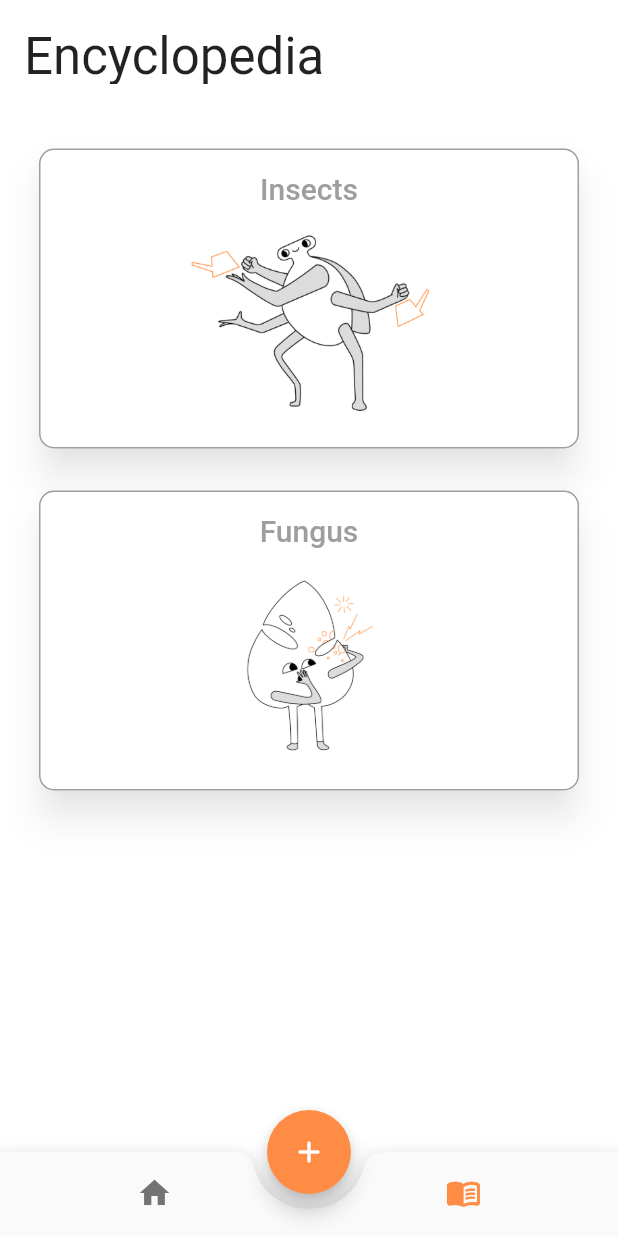
After one commit to stefano-u/gardenhacks2021, a Flutter app: the MainPageWidget screen opened directly, item 2 of the bottom bar chosen, on a phone screen of 412 x 824 dp. The commit adds this screen. Run offline on Flutter 3.47's test engine with Material 2 defaults, Android fonts, the phone set to English and light mode, and no system bars; our stand-ins replace camera, carousel_slider, flutter_dotenv, google_fonts, hooks_riverpod, material_floating_search_bar and 2 more; missing offline and left inert: flutter_overlay_loader.

Commit message:
Moved pieces into different components

```diff
--- /dev/null
+++ b/lib/pages/encyclopedia_page.dart
@@ -0,0 +1,47 @@
+import 'package:flutter/material.dart';
+import 'package:flutterinit/components/custom_square_button.dart';
+import 'package:flutterinit/constants.dart';
+import 'package:flutterinit/pages/web_view_page.dart';
+
+class EncyclopediaPage extends StatefulWidget {
+  const EncyclopediaPage({Key? key}) : super(key: key);
+
+  @override
+  _EncyclopediaPageState createState() => _EncyclopediaPageState();
+}
+
+class _EncyclopediaPageState extends State<EncyclopediaPage> {
+  void openWebViewPage() async {
+    await Navigator.push(
+      context,
+      MaterialPageRoute(
+        builder: (context) => WebViewPageWidget(),
+      ),
+    );
+  }
+
+  @override
+  Widget build(BuildContext context) {
+    return ListView(
+      padding: EdgeInsets.zero,
+      children: <Widget>[
+        ListTile(
+          title: CustomSquareButton(
+            onPressed: openWebViewPage,
+            label: 'Insects',
+            image: ImageFiles.insect,
+            url: 1,
+          ),
+        ),
+        ListTile(
+          title: CustomSquareButton(
+            onPressed: openWebViewPage,
+            label: 'Fungus',
+            image: ImageFiles.leaf,
+            url: 2,
+          ),
+        )
+      ],
+    );
+  }
+}
--- a/lib/pages/main_page.dart
+++ b/lib/pages/main_page.dart
@@ -1,11 +1,9 @@
 import 'package:camera/camera.dart';
 import 'package:flutter/material.dart';
-import 'package:flutterinit/components/add_button.dart';
-import 'package:flutterinit/components/empty_home_page.dart';
+import 'package:flutterinit/pages/empty_home_page.dart';
 import 'package:flutterinit/pages/camera_page.dart';
+import 'package:flutterinit/pages/encyclopedia_page.dart';
 import 'package:flutterinit/pages/plant_search_page.dart';
-import 'package:flutterinit/pages/web_view_page.dart';
-import 'package:flutterinit/components/custom_square_button.dart';
 import '../constants.dart';
 
 class MainPageWidget extends StatefulWidget {
@@ -14,14 +12,7 @@ class MainPageWidget extends StatefulWidget {
 }
 
 class _HomePageState extends State<MainPageWidget> {
-  void openWebViewPage() async {
-    await Navigator.push(
-      context,
-      MaterialPageRoute(
-        builder: (context) => WebViewPageWidget(),
-      ),
-    );
-  }
+  int _currentNavBarIndex = 0;
 
   void onAddPressed(BuildContext context) async {
     await Navigator.push(
@@ -45,6 +36,28 @@ class _HomePageState extends State<MainPageWidget> {
     );
   }
 
+  Widget setBody() {
+    switch (_currentNavBarIndex) {
+      case 0:
+        return EmptyHomePage();
+      case 1:
+        return EncyclopediaPage();
+      default:
+        return Container();
+    }
+  }
+
+  String setTitle() {
+    switch (_currentNavBarIndex) {
+      case 0:
+        return 'My Plants';
+      case 1:
+        return 'Encyclopedia';
+      default:
+        return '';
+    }
+  }
+
   //UI of the Main Page
   @override
   Widget build(BuildContext context) {
@@ -62,7 +75,7 @@ class _HomePageState extends State<MainPageWidget> {
                 height: 30,
               ),
               Text(
-                'My Plants',
+                setTitle(),
                 style: const TextStyle(
                   fontSize: 34.0,
                   fontWeight: FontWeight.normal,
@@ -76,47 +89,7 @@ class _HomePageState extends State<MainPageWidget> {
         ),
       ),
       backgroundColor: Colors.white,
-      drawer: Drawer(
-        child: ListView(
-          padding: EdgeInsets.zero,
-          children: <Widget>[
-            Container(
-              height: 120.0,
-              child: DrawerHeader(
-                decoration: BoxDecoration(
-                  color: CustomColorScheme.primaryColor,
-                ),
-                child: Text(
-                  'Encyclopedia',
-                  textAlign: TextAlign.left,
-                  style: const TextStyle(
-                    fontSize: 30.0,
-                    color: Colors.white,
-                    fontWeight: FontWeight.bold,
-                  ),
-                ),
-              ),
-            ),
-            ListTile(
-              title: CustomSquareButton(
-                onPressed: openWebViewPage,
-                label: 'Insects',
-                image: ImageFiles.insect,
-                url: 1,
-              ),
-            ),
-            ListTile(
-              title: CustomSquareButton(
-                onPressed: openWebViewPage,
-                label: 'Fungus',
-                image: ImageFiles.leaf,
-                url: 2,
-              ),
-            )
-          ],
-        ),
-      ),
-      body: EmptyHomePage(),
+      body: setBody(),
       floatingActionButton: FloatingActionButton(
         child: Icon(Icons.add_rounded),
         onPressed: () => this.onAddPressed(context),
@@ -128,9 +101,15 @@ class _HomePageState extends State<MainPageWidget> {
         notchMargin: 10,
         shape: CircularNotchedRectangle(),
         child: BottomNavigationBar(
+          currentIndex: this._currentNavBarIndex,
           selectedItemColor: CustomColorScheme.primaryColor,
           showSelectedLabels: false,
           showUnselectedLabels: false,
+          onTap: (int selectedIndex) {
+            setState(() {
+              this._currentNavBarIndex = selectedIndex;
+            });
+          },
           items: [
             BottomNavigationBarItem(
               icon: Icon(
@@ -140,7 +119,7 @@ class _HomePageState extends State<MainPageWidget> {
             ),
             BottomNavigationBarItem(
               icon: Icon(
-                Icons.camera_alt,
+                Icons.menu_book_rounded,
               ),
               label: '',
             ),
```
Also changed, not shown: lib/pages/empty_home_page.dart (renamed from lib/components/empty_home_page.dart).
